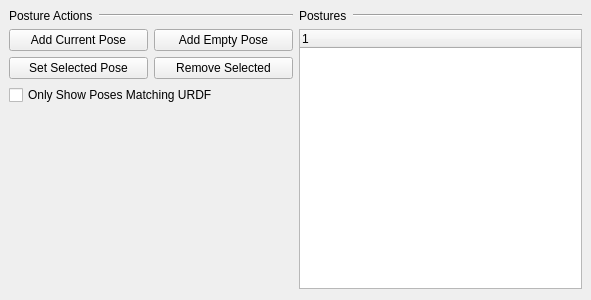
Above: ui/poses_widget.ui from ARoefer/giskard_ide before the change. Below: the same form after it.
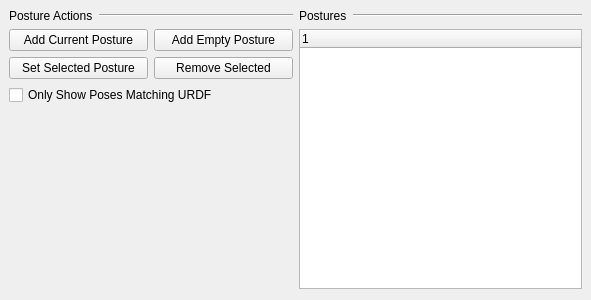
That is the form after the change.

```diff
--- a/ui/poses_widget.ui
+++ b/ui/poses_widget.ui
@@ -66,14 +66,14 @@
        <item row="2" column="0">
         <widget class="QPushButton" name="btnSetSel">
          <property name="text">
-          <string>Set Selected Pose</string>
+          <string>Set Selected Posture</string>
          </property>
         </widget>
        </item>
        <item row="1" column="0">
         <widget class="QPushButton" name="btnAddCur">
          <property name="text">
-          <string>Add Current Pose</string>
+          <string>Add Current Posture</string>
          </property>
         </widget>
        </item>
@@ -87,7 +87,7 @@
        <item row="1" column="1">
         <widget class="QPushButton" name="btnAddEm">
          <property name="text">
-          <string>Add Empty Pose</string>
+          <string>Add Empty Posture</string>
          </property>
         </widget>
        </item>
```
